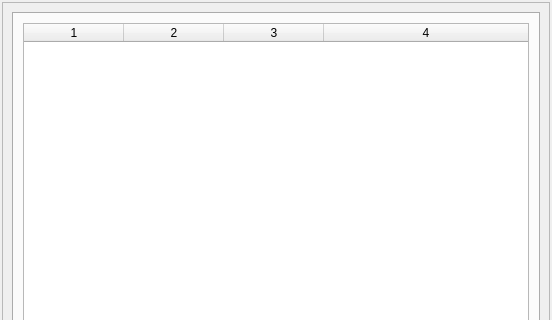
The window that Projects/Inspector/InputWidget.ui (ezEngine/ezEngine) describes before a commit, drawn with Qt 5; both pictures show x 0 to 552 and y 0 to 320 of the 552 by 587 pixel window.
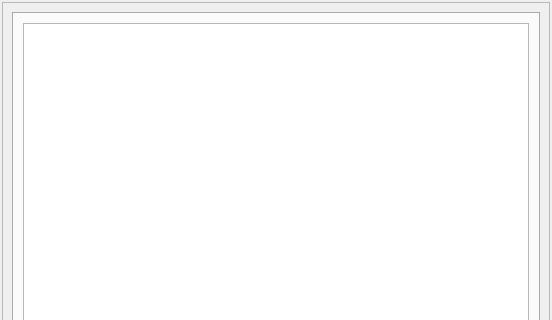
The same window after the commit.

```diff
--- a/Projects/Inspector/InputWidget.ui
+++ b/Projects/Inspector/InputWidget.ui
@@ -23,7 +23,7 @@
    </size>
   </property>
   <property name="features">
-   <set>QDockWidget::DockWidgetFloatable|QDockWidget::DockWidgetMovable</set>
+   <set>QDockWidget::AllDockWidgetFeatures</set>
   </property>
   <property name="allowedAreas">
    <set>Qt::AllDockWidgetAreas</set>
@@ -163,7 +163,7 @@
               <number>4</number>
              </property>
              <attribute name="horizontalHeaderVisible">
-              <bool>true</bool>
+              <bool>false</bool>
              </attribute>
              <attribute name="horizontalHeaderCascadingSectionResizes">
               <bool>false</bool>
```
Left out of the diff: 13 changed lines with no effect on the pictures.
